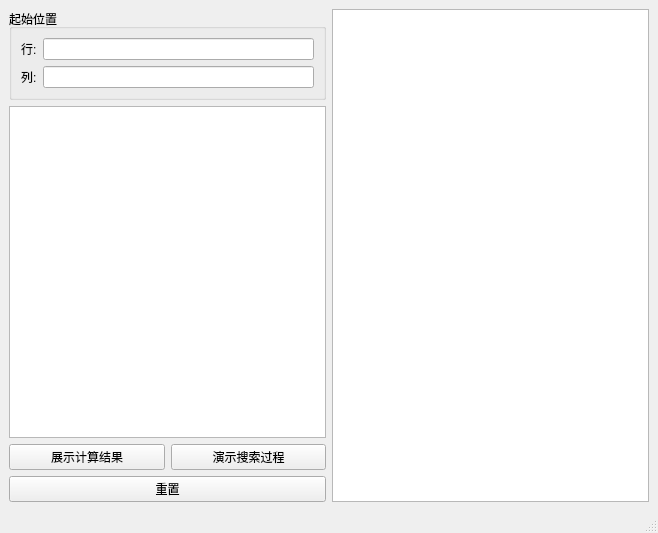
Qt form knight/mainwindow.ui (AmorphophallusKonjac/UCAS-DS-2023) before a commit.
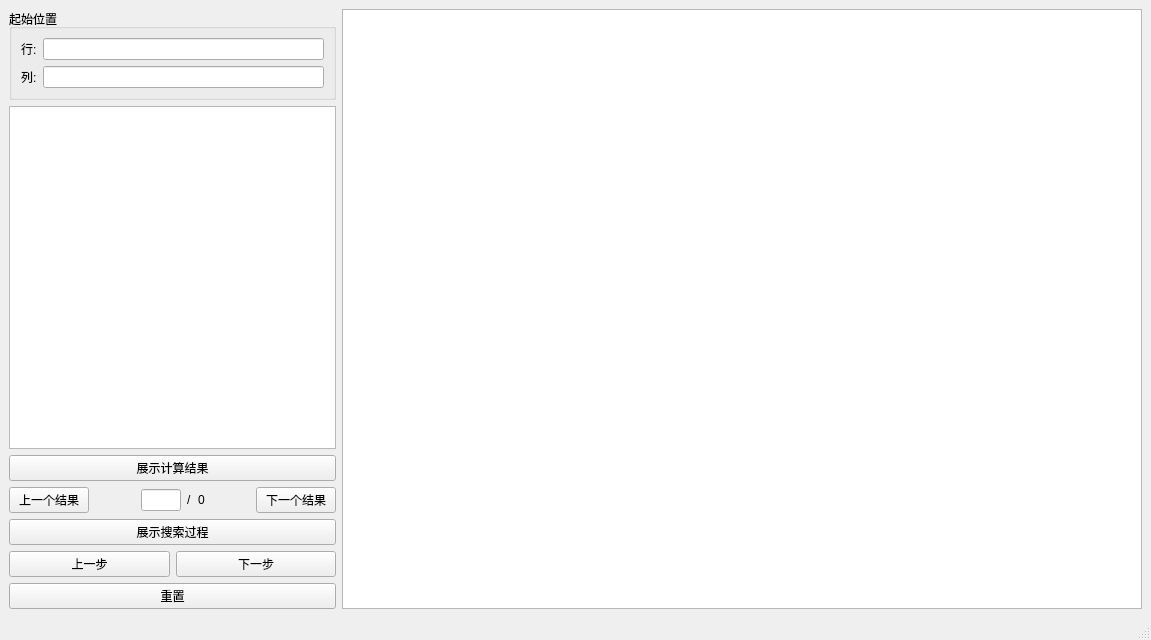
The same form after that commit.

```diff
--- a/knight/mainwindow.ui
+++ b/knight/mainwindow.ui
@@ -6,15 +6,15 @@
    <rect>
     <x>0</x>
     <y>0</y>
-    <width>658</width>
-    <height>533</height>
+    <width>1151</width>
+    <height>638</height>
    </rect>
   </property>
   <property name="windowTitle">
    <string>马踏棋盘</string>
   </property>
   <widget class="QWidget" name="centralwidget">
-   <layout class="QHBoxLayout" name="horizontalLayout_4">
+   <layout class="QHBoxLayout" name="horizontalLayout_7">
     <item>
      <layout class="QVBoxLayout" name="verticalLayout_2">
       <item>
@@ -66,7 +66,7 @@
        <widget class="QTextBrowser" name="msgdisplay"/>
       </item>
       <item>
-       <layout class="QHBoxLayout" name="horizontalLayout_3">
+       <layout class="QHBoxLayout" name="horizontalLayout_4">
         <item>
          <widget class="QPushButton" name="showResult">
           <property name="text">
@@ -74,10 +74,111 @@
           </property>
          </widget>
         </item>
+       </layout>
+      </item>
+      <item>
+       <layout class="QHBoxLayout" name="horizontalLayout_3">
         <item>
          <widget class="QPushButton" name="showProcess">
           <property name="text">
-           <string>演示搜索过程</string>
+           <string>上一个结果</string>
+          </property>
+         </widget>
+        </item>
+        <item>
+         <spacer name="horizontalSpacer">
+          <property name="orientation">
+           <enum>Qt::Horizontal</enum>
+          </property>
+          <property name="sizeHint" stdset="0">
+           <size>
+            <width>35</width>
+            <height>20</height>
+           </size>
+          </property>
+         </spacer>
+        </item>
+        <item>
+         <widget class="QLineEdit" name="CurrentAns">
+          <property name="minimumSize">
+           <size>
+            <width>40</width>
+            <height>0</height>
+           </size>
+          </property>
+          <property name="maximumSize">
+           <size>
+            <width>40</width>
+            <height>16777215</height>
+           </size>
+          </property>
+         </widget>
+        </item>
+        <item>
+         <widget class="QLabel" name="label_3">
+          <property name="text">
+           <string>/</string>
+          </property>
+         </widget>
+        </item>
+        <item>
+         <widget class="QLabel" name="CntAns">
+          <property name="maximumSize">
+           <size>
+            <width>30</width>
+            <height>16777215</height>
+           </size>
+          </property>
+          <property name="text">
+           <string>0</string>
+          </property>
+         </widget>
+        </item>
+        <item>
+         <spacer name="horizontalSpacer_2">
+          <property name="orientation">
+           <enum>Qt::Horizontal</enum>
+          </property>
+          <property name="sizeHint" stdset="0">
+           <size>
+            <width>35</width>
+            <height>20</height>
+           </size>
+          </property>
+         </spacer>
+        </item>
+        <item>
+         <widget class="QPushButton" name="SucAns">
+          <property name="text">
+           <string>下一个结果</string>
+          </property>
+         </widget>
+        </item>
+       </layout>
+      </item>
+      <item>
+       <layout class="QHBoxLayout" name="horizontalLayout_5"/>
+      </item>
+      <item>
+       <widget class="QPushButton" name="ShowProcess">
+        <property name="text">
+         <string>展示搜索过程</string>
+        </property>
+       </widget>
+      </item>
+      <item>
+       <layout class="QHBoxLayout" name="horizontalLayout_6">
+        <item>
+         <widget class="QPushButton" name="PreStep">
+          <property name="text">
+           <string>上一步</string>
+          </property>
+         </widget>
+        </item>
+        <item>
+         <widget class="QPushButton" name="SucStep">
+          <property name="text">
+           <string>下一步</string>
           </property>
          </widget>
         </item>
@@ -93,7 +194,14 @@
      </layout>
     </item>
     <item>
-     <widget class="QGraphicsView" name="guiboard"/>
+     <widget class="QGraphicsView" name="guiboard">
+      <property name="minimumSize">
+       <size>
+        <width>800</width>
+        <height>600</height>
+       </size>
+      </property>
+     </widget>
     </item>
    </layout>
   </widget>
```
Left out of the diff: 122 changed lines with no effect on the pictures.
